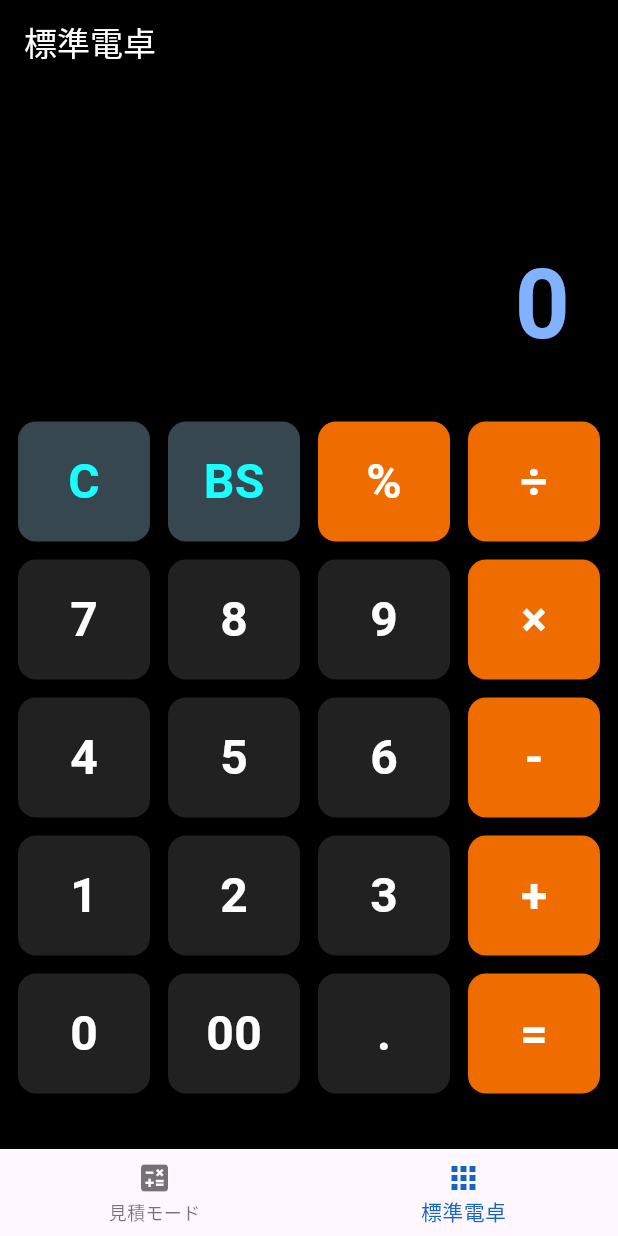
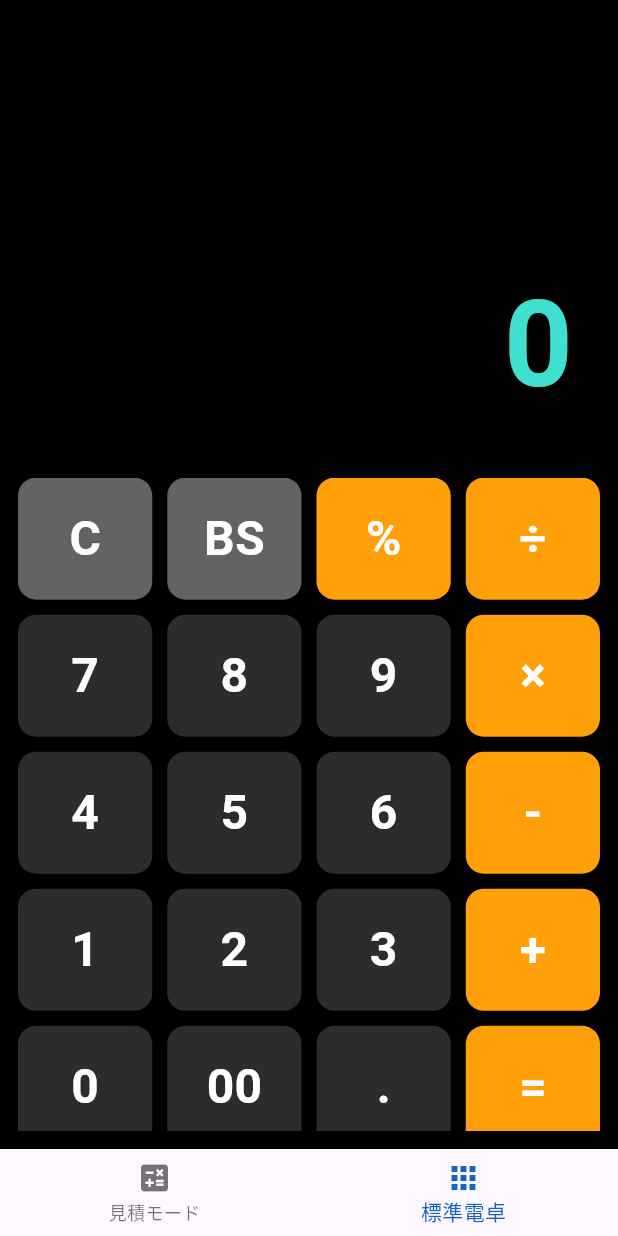
Before and after one commit to k-kei1412/Air-Conditioner, a Flutter app: the screen it shows after launch, item 2 of the bottom bar chosen, on a phone screen of 412 x 824 dp. Run offline on Flutter 3.47's test engine with Material 3 defaults, Android fonts, the phone set to English and light mode, and no system bars; our stand-ins replace shared_preferences.

Commit message:
Implement calculation history and format updates
Added calculation history feature and improved number formatting.

```diff
--- a/lib/main.dart
+++ b/lib/main.dart
@@ -216,7 +216,7 @@ class _NojimaThreeCalcPageState extends State<NojimaThreeCalcPage> {
 }
 
 // ---------------------------------------------------------
-// 画面2: 標準電卓 (ダークモード・高感度・iPad対応版)
+// 画面2: 標準電卓 (縦横専用レイアウト・高感度版)
 // ---------------------------------------------------------
 class SimpleCalcPage extends StatefulWidget {
   const SimpleCalcPage({super.key});
@@ -227,7 +227,8 @@ class SimpleCalcPage extends StatefulWidget {
 class _SimpleCalcPageState extends State<SimpleCalcPage> {
   String _expression = "";
   String _result = "0";
-  final formatter = NumberFormat("#,###");
+  List<String> _history = []; // 計算履歴用
+  final formatter = NumberFormat("#,###.###");
 
   void _btnPressed(String val) {
     setState(() {
@@ -237,6 +238,8 @@ class _SimpleCalcPageState extends State<SimpleCalcPage> {
         if (_expression.isNotEmpty) _expression = _expression.substring(0, _expression.length - 1);
       } else if (val == "=") {
         if (_result != "エラー" && _result != "...") {
+          _history.insert(0, "$_expression = $_result"); // 履歴に追加
+          if (_history.length > 20) _history.removeLast();
           _expression = _result.replaceAll(",", "");
         }
       } else {
@@ -261,12 +264,12 @@ class _SimpleCalcPageState extends State<SimpleCalcPage> {
       if (calcResult.isInfinite || calcResult.isNaN) {
         _result = "エラー";
       } else {
-        if (calcResult == calcResult.toInt()) {
-          _result = formatter.format(calcResult.toInt());
+        if (calcResult.abs() > 999999999) {
+          _result = calcResult.toStringAsExponential(2);
+        } else if (calcResult == calcResult.toInt()) {
+          _result = NumberFormat("#,###").format(calcResult.toInt());
         } else {
-          // 小数点第3位まで表示
-          _result = formatter.format(calcResult);
-          if (_result == "0" && calcResult != 0) _result = calcResult.toStringAsFixed(2);
+          _result = NumberFormat("#,###.###").format(calcResult);
         }
       }
     } catch (e) {
@@ -305,70 +308,58 @@ class _SimpleCalcPageState extends State<SimpleCalcPage> {
 
   @override
   Widget build(BuildContext context) {
-    List<List<String>> grid = [
-      ["C", "BS", "%", "÷"],
-      ["7", "8", "9", "×"],
-      ["4", "5", "6", "-"],
-      ["1", "2", "3", "+"],
-      ["0", "00", ".", "="],
-    ];
+    return Scaffold(
+      backgroundColor: Colors.black,
+      body: SafeArea(
+        child: OrientationBuilder(
+          builder: (context, orientation) {
+            return orientation == Orientation.portrait
+                ? _buildPortraitLayout()
+                : _buildLandscapeLayout();
+          },
+        ),
+      ),
+    );
+  }
 
-    return Scaffold(
-      backgroundColor: Colors.black, // 全体背景を黒に
-      appBar: AppBar(
-        title: const Text("標準電卓", style: TextStyle(color: Colors.white)),
-        backgroundColor: Colors.black,
-        elevation: 0,
-      ),
-      body: Center(
+  // 【縦向き】中央配置の電卓
+  Widget _buildPortraitLayout() {
+    return Center(
       child: ConstrainedBox(
         constraints: const BoxConstraints(maxWidth: 550),
         child: Column(
           children: [
-              // 表示エリア
-              Expanded(
-                flex: 3,
-                child: Container(
-                  width: double.infinity,
-                  padding: const EdgeInsets.symmetric(horizontal: 32, vertical: 20),
-                  alignment: Alignment.bottomRight,
-                  child: Column(
-                    mainAxisAlignment: MainAxisAlignment.end,
-                    crossAxisAlignment: CrossAxisAlignment.end,
-                    children: [
-                      // 計算式（白で見やすく）
-                      SingleChildScrollView(
-                        scrollDirection: Axis.horizontal,
-                        reverse: true,
-                        child: Text(_expression,
-                          style: const TextStyle(fontSize: 44, color: Colors.white, fontWeight: FontWeight.w300)),
-                      ),
-                      const SizedBox(height: 12),
-                      // リアルタイム結果（青系で見やすく）
-                      Text(_result,
-                        style: TextStyle(fontSize: 64, fontWeight: FontWeight.bold, color: Colors.blueAccent[100])),
+            _buildDisplayArea(4),
+            _buildButtonArea(6, 1.1),
           ],
         ),
       ),
+    );
+  }
+
+  // 【横向き】左：履歴、右：電卓の2カラム構成
+  Widget _buildLandscapeLayout() {
+    return Row(
+      children: [
+        // 左側：計算履歴
+        Expanded(
+          flex: 4,
+          child: Container(
+            decoration: BoxDecoration(border: Border(right: BorderSide(color: Colors.grey[900]!, width: 2))),
+            child: Column(
+              crossAxisAlignment: CrossAxisAlignment.start,
+              children: [
+                const Padding(
+                  padding: EdgeInsets.all(20),
+                  child: Text("履歴", style: TextStyle(color: Colors.white70, fontSize: 24, fontWeight: FontWeight.bold)),
                 ),
-              // ボタンエリア
                 Expanded(
-                flex: 7,
-                child: Padding(
-                  padding: const EdgeInsets.all(12.0),
-                  child: GridView.builder(
-                    physics: const NeverScrollableScrollPhysics(),
-                    gridDelegate: const SliverGridDelegateWithFixedCrossAxisCount(
-                      crossAxisCount: 4,
-                      childAspectRatio: 1.1,
-                      mainAxisSpacing: 12,
-                      crossAxisSpacing: 12,
-                    ),
-                    itemCount: 20,
-                    itemBuilder: (context, index) {
-                      String label = grid[index ~/ 4][index % 4];
-                      return _buildHighResponseButton(label);
-                    },
+                  child: ListView.builder(
+                    padding: const EdgeInsets.symmetric(horizontal: 20),
+                    itemCount: _history.length,
+                    itemBuilder: (context, i) => Padding(
+                      padding: const EdgeInsets.only(bottom: 12),
+                      child: Text(_history[i], style: const TextStyle(color: Colors.white38, fontSize: 18)),
                     ),
                   ),
                 ),
@@ -376,37 +367,89 @@ class _SimpleCalcPageState extends State<SimpleCalcPage> {
             ),
           ),
         ),
+        // 右側：電卓本体
+        Expanded(
+          flex: 6,
+          child: Column(
+            children: [
+              _buildDisplayArea(3),
+              _buildButtonArea(7, 1.5), // 横向きはボタンを少し平たくして収まりを良くする
+            ],
+          ),
+        ),
+      ],
     );
   }
 
-  // 感度を上げたカスタムボタン
-  Widget _buildHighResponseButton(String label) {
+  // 表示エリアの共通部品
+  Widget _buildDisplayArea(int flex) {
+    return Expanded(
+      flex: flex,
+      child: Container(
+        padding: const EdgeInsets.symmetric(horizontal: 30, vertical: 20),
+        alignment: Alignment.bottomRight,
+        child: Column(
+          mainAxisAlignment: MainAxisAlignment.end,
+          crossAxisAlignment: CrossAxisAlignment.end,
+          children: [
+            SingleChildScrollView(
+              scrollDirection: Axis.horizontal,
+              reverse: true,
+              child: Text(_expression, style: const TextStyle(fontSize: 40, color: Colors.white70, fontWeight: FontWeight.w300)),
+            ),
+            const SizedBox(height: 8),
+            FittedBox(
+              fit: BoxFit.scaleDown,
+              child: Text(_result, style: const TextStyle(fontSize: 80, fontWeight: FontWeight.bold, color: Color(0xFF40E0D0))),
+            ),
+          ],
+        ),
+      ),
+    );
+  }
+
+  // ボタンエリアの共通部品
+  Widget _buildButtonArea(int flex, double aspectRatio) {
+    final List<List<String>> grid = [
+      ["C", "BS", "%", "÷"],
+      ["7", "8", "9", "×"],
+      ["4", "5", "6", "-"],
+      ["1", "2", "3", "+"],
+      ["0", "00", ".", "="],
+    ];
+    return Expanded(
+      flex: flex,
+      child: Padding(
+        padding: const EdgeInsets.all(12),
+        child: GridView.builder(
+          physics: const NeverScrollableScrollPhysics(),
+          gridDelegate: SliverGridDelegateWithFixedCrossAxisCount(
+            crossAxisCount: 4,
+            childAspectRatio: aspectRatio,
+            mainAxisSpacing: 10,
+            crossAxisSpacing: 10,
+          ),
+          itemCount: 20,
+          itemBuilder: (context, index) => _buildTouchButton(grid[index ~/ 4][index % 4]),
+        ),
+      ),
+    );
+  }
+
+  Widget _buildTouchButton(String label) {
     bool isOp = _isOperator(label) || label == "=";
     bool isAction = ["C", "BS"].contains(label);
-
-    Color bgColor = Colors.grey[900]!; // 基本は濃いグレー
-    Color textColor = Colors.white;
-
-    if (isAction) {
-      bgColor = Colors.blueGrey[800]!; // クリア系は少し明るい寒色
-      textColor = Colors.cyanAccent;
-    } else if (isOp) {
-      bgColor = Colors.orange[800]!; // 演算子はオレンジ
-    }
+    Color bgColor = const Color(0xFF2C2C2E);
+    if (isAction) bgColor = const Color(0xFF636366);
+    else if (isOp) bgColor = const Color(0xFFFF9F0A);
 
     return GestureDetector(
-      onTapDown: (_) => _btnPressed(label), // 指が触れた瞬間に反応
+      behavior: HitTestBehavior.opaque,
+      onTapDown: (_) => _btnPressed(label),
       child: Container(
-        decoration: BoxDecoration(
-          color: bgColor,
-          borderRadius: BorderRadius.circular(12),
-          boxShadow: [
-            BoxShadow(color: Colors.black.withOpacity(0.3), blurRadius: 4, offset: const Offset(0, 2)),
-          ],
-        ),
+        decoration: BoxDecoration(color: bgColor, borderRadius: BorderRadius.circular(12)),
         child: Center(
-          child: Text(label,
-            style: TextStyle(fontSize: 32, fontWeight: FontWeight.bold, color: textColor)),
+          child: Text(label, style: const TextStyle(fontSize: 32, fontWeight: FontWeight.bold, color: Colors.white)),
         ),
       ),
     );
```
Lines whose indentation alone changed are shown as unchanged.
